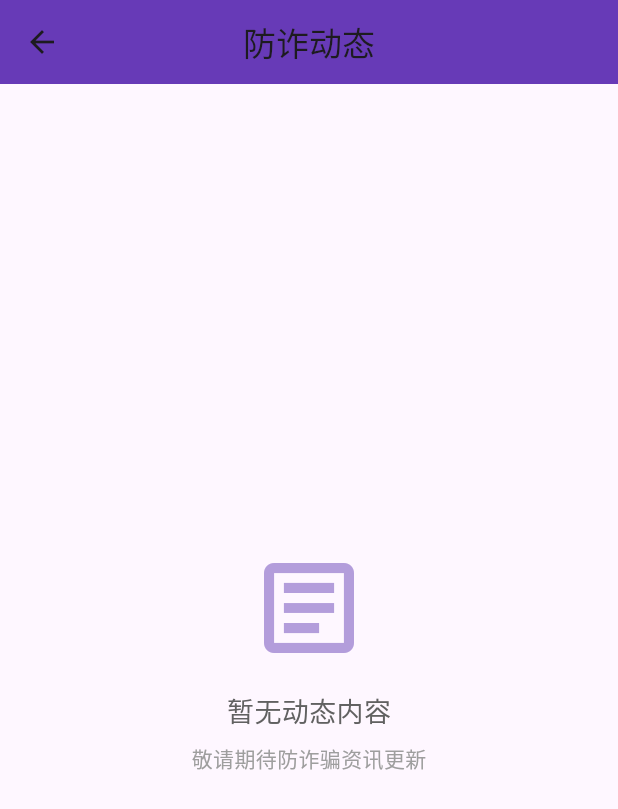
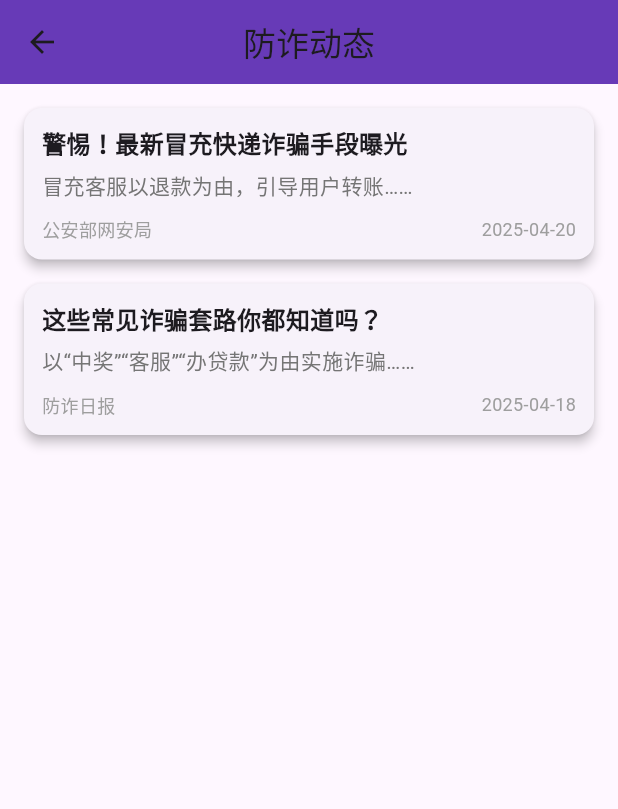
Before and after one commit to Jasminator04/AntiCheating, a Flutter app: the DynamicPage screen opened directly, on a phone screen of 412 x 824 dp. Shown: the top 809 px of the screen. Run offline on Flutter 3.47's test engine with Material 3 defaults, Android fonts, the phone set to English and light mode, and no system bars.

Commit message:
Update: Modify dynamic_page.dart

```diff
--- a/lib/dynamic_page.dart
+++ b/lib/dynamic_page.dart
@@ -1,6 +1,22 @@
 import 'package:flutter/material.dart';
 
 class DynamicPage extends StatelessWidget {
+  // 模拟文章列表数据（后续可替换为后端返回）
+  final List<Map<String, String>> articleList = [
+    {
+      'title': '警惕！最新冒充快递诈骗手段曝光',
+      'subtitle': '冒充客服以退款为由，引导用户转账……',
+      'time': '2025-04-20',
+      'source': '公安部网安局',
+    },
+    {
+      'title': '这些常见诈骗套路你都知道吗？',
+      'subtitle': '以“中奖”“客服”“办贷款”为由实施诈骗……',
+      'time': '2025-04-18',
+      'source': '防诈日报',
+    },
+  ];
+
   @override
   Widget build(BuildContext context) {
     return Scaffold(
@@ -9,24 +25,81 @@ class DynamicPage extends StatelessWidget {
         backgroundColor: Colors.deepPurple,
         centerTitle: true,
       ),
-      body: Center(
+      body: articleList.isEmpty
+          ? _buildEmptyState()
+          : ListView.builder(
+              padding: EdgeInsets.all(16),
+              itemCount: articleList.length,
+              itemBuilder: (context, index) {
+                final article = articleList[index];
+                return _buildArticleCard(article);
+              },
+            ),
+    );
+  }
+
+  Widget _buildArticleCard(Map<String, String> article) {
+    return Card(
+      margin: EdgeInsets.only(bottom: 16),
+      elevation: 3,
+      shape: RoundedRectangleBorder(borderRadius: BorderRadius.circular(12)),
+      child: InkWell(
+        onTap: () {
+          // 后续跳转文章详情页
+        },
+        borderRadius: BorderRadius.circular(12),
+        child: Padding(
+          padding: EdgeInsets.all(12),
           child: Column(
-          mainAxisAlignment: MainAxisAlignment.center,
+            crossAxisAlignment: CrossAxisAlignment.start,
             children: [
-            Icon(Icons.article_outlined, size: 80, color: Colors.deepPurple[200]),
-            SizedBox(height: 16),
               Text(
-              '暂无动态内容',
-              style: TextStyle(fontSize: 18, color: Colors.grey[700]),
+                article['title']!,
+                style: TextStyle(fontSize: 16, fontWeight: FontWeight.bold),
+                maxLines: 2,
+                overflow: TextOverflow.ellipsis,
               ),
-            SizedBox(height: 8),
+              SizedBox(height: 6),
               Text(
-              '敬请期待防诈骗资讯更新',
-              style: TextStyle(fontSize: 14, color: Colors.grey[500]),
+                article['subtitle']!,
+                style: TextStyle(fontSize: 14, color: Colors.grey[600]),
+                maxLines: 2,
+                overflow: TextOverflow.ellipsis,
+              ),
+              SizedBox(height: 10),
+              Row(
+                mainAxisAlignment: MainAxisAlignment.spaceBetween,
+                children: [
+                  Text(
+                    article['source']!,
+                    style: TextStyle(fontSize: 12, color: Colors.grey),
+                  ),
+                  Text(
+                    article['time']!,
+                    style: TextStyle(fontSize: 12, color: Colors.grey),
+                  ),
+                ],
               ),
             ],
           ),
         ),
+      ),
+    );
+  }
+
+  // 无内容占位视图
+  Widget _buildEmptyState() {
+    return Center(
+      child: Column(
+        mainAxisAlignment: MainAxisAlignment.center,
+        children: [
+          Icon(Icons.article_outlined, size: 80, color: Colors.grey[400]),
+          SizedBox(height: 16),
+          Text('暂无推送文章', style: TextStyle(fontSize: 18, color: Colors.grey)),
+          SizedBox(height: 8),
+          Text('请稍后再试或检查网络连接', style: TextStyle(color: Colors.grey)),
+        ],
+      ),
     );
   }
 }
```
Lines whose indentation alone changed are shown as unchanged.
